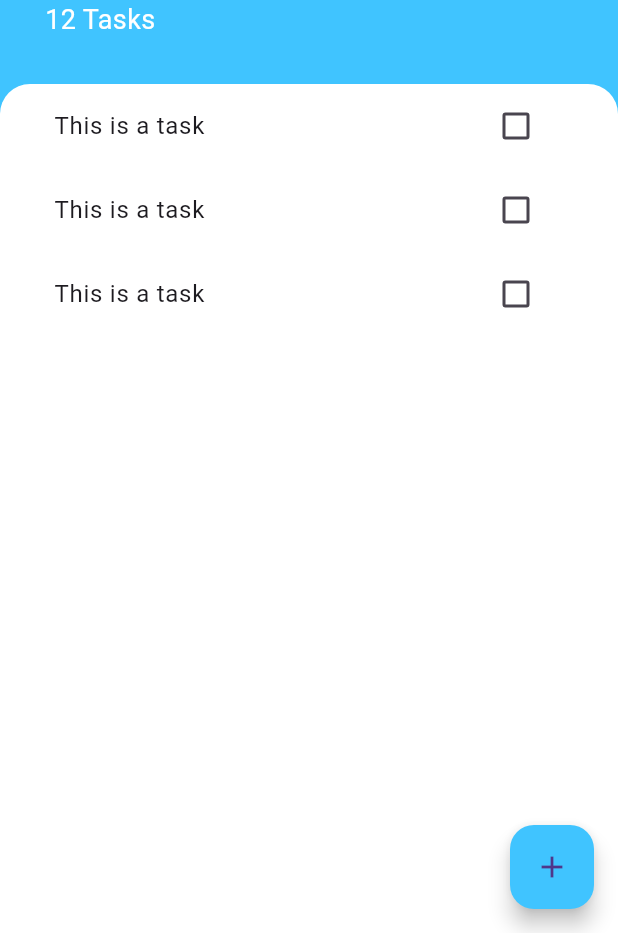
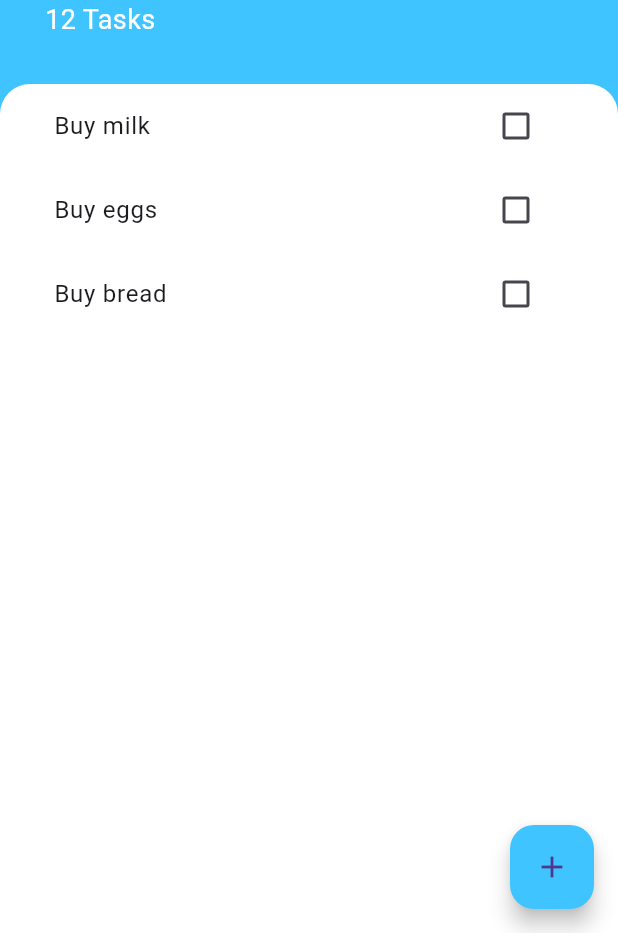
Before and after one commit to Slay2525/Todoey, a Flutter app: the screen it shows after launch, on a phone screen of 412 x 824 dp, the part 303-1236 px from its top. Run offline on Flutter 3.47's test engine with Material 3 defaults, Android fonts, the phone set to English and light mode, and no system bars.

Commit message:
202 part

```diff
--- a/lib/widgets/tasks_list.dart
+++ b/lib/widgets/tasks_list.dart
@@ -2,19 +2,37 @@ import 'package:flutter/material.dart';
 import 'package:todoey/widgets/tasks_tile.dart';
 import 'package:todoey/models/task.dart';
 
-class TasksList extends StatelessWidget {
+class TasksList extends StatefulWidget {
   const TasksList({
     super.key,
   });
 
   @override
+  State<TasksList> createState() => _TasksListState();
+}
+
+List<Task> tasks = [
+  Task(name: 'Buy milk', isDone: false),
+  Task(name: 'Buy eggs', isDone: false),
+  Task(name: 'Buy bread', isDone: false),
+];
+
+class _TasksListState extends State<TasksList> {
+  @override
   Widget build(BuildContext context) {
-    return ListView(
-      children: [
-        TaskTile(),
-        TaskTile(),
-        TaskTile(),
-      ],
+    return ListView.builder(
+      itemBuilder: (contex, index) {
+        return TaskTile(
+          isChecked: tasks[index].isDone,
+          taskTile: tasks[index].name,
+          checkboxCallback: (checkboxState) {
+            setState(() {
+              tasks[index].toggleDone();
+            });
+          },
+        );
+      },
+      itemCount: tasks.length,
     );
   }
 }
--- a/lib/widgets/tasks_tile.dart
+++ b/lib/widgets/tasks_tile.dart
@@ -1,29 +1,28 @@
 import 'package:flutter/material.dart';
 
-class TaskTile extends StatefulWidget {
-  @override
-  _TaskTileState createState() => _TaskTileState();
-}
+class TaskTile extends StatelessWidget {
+  final bool isChecked;
+  final String taskTile;
+  final void Function(bool?) checkboxCallback;
 
-class _TaskTileState extends State<TaskTile> {
-  bool _isChecked = false;
+  const TaskTile({
+    required this.isChecked,
+    required this.taskTile,
+    required this.checkboxCallback,
+  });
 
   @override
   Widget build(BuildContext context) {
     return ListTile(
       title: Text(
-        'This is a task',
+        taskTile,
         style: TextStyle(
-            decoration: _isChecked ? TextDecoration.lineThrough : null),
+            decoration: isChecked ? TextDecoration.lineThrough : null),
       ),
       trailing: Checkbox(
         activeColor: Colors.lightBlueAccent,
-        value: _isChecked,
-        onChanged: (bool? value) {
-          setState(() {
-            _isChecked = value!;
-          });
-        },
+        value: isChecked,
+        onChanged: checkboxCallback,
       ),
     );
   }
```
